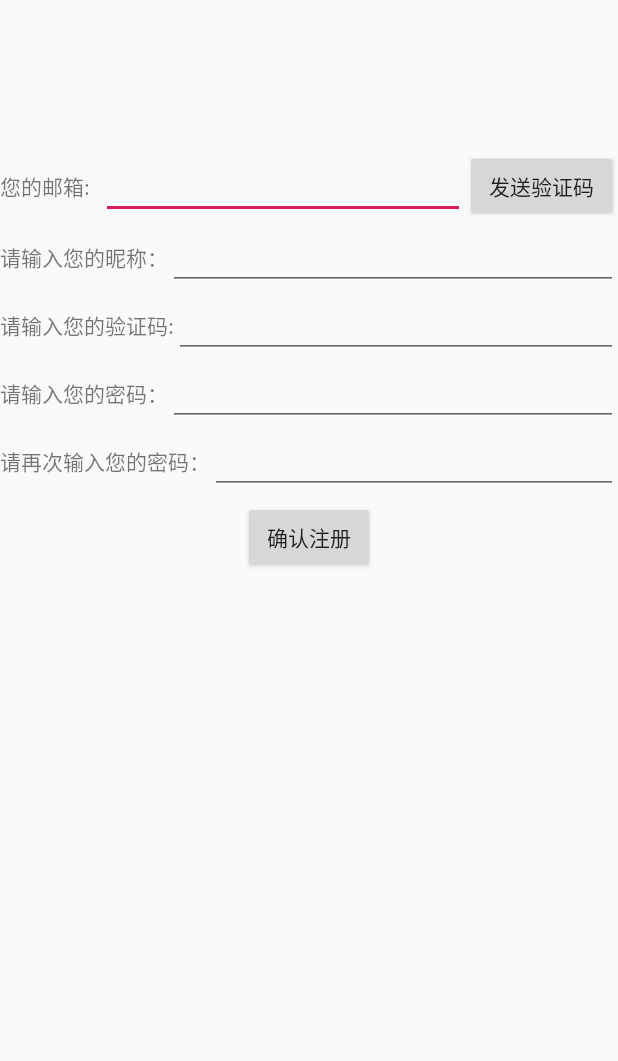
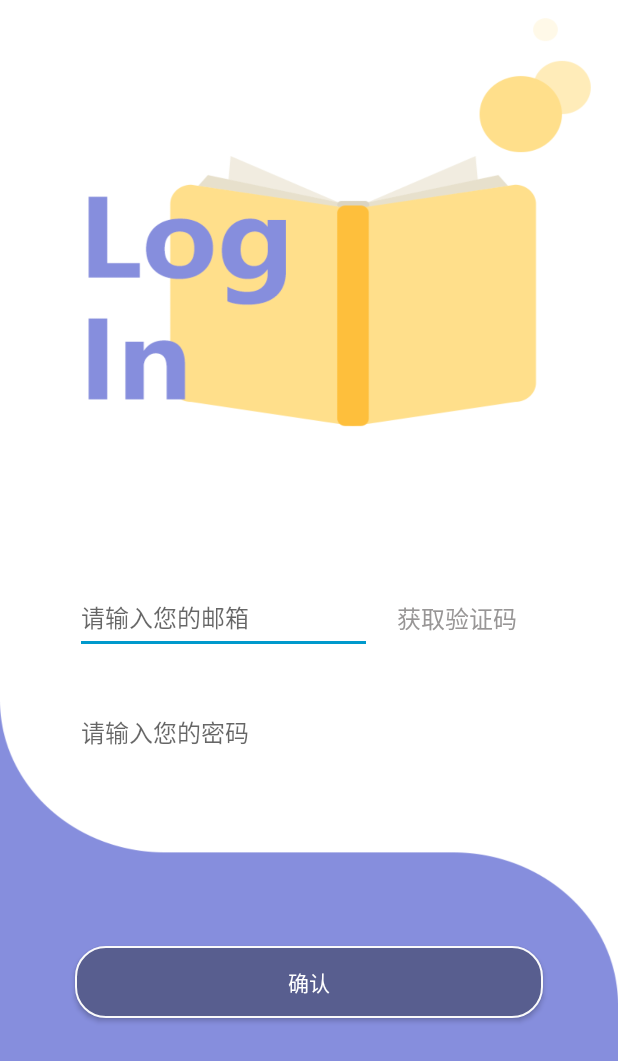
Before and after one commit to je1lylee/passCET, an Android app: the Zhuce1Activity screen opened directly, with no data from a screen before it, on a phone screen of 412 x 824 dp. Shown: the top 1061 px of the screen. Run offline under Robolectric (Android 15) with nearby library versions, the phone set to English and light mode, and no system bars.

Commit message:
登录注册基本跳转

```diff
--- a/app/src/main/AndroidManifest.xml
+++ b/app/src/main/AndroidManifest.xml
@@ -16,7 +16,9 @@
                 <category android:name="android.intent.category.LAUNCHER" />
             </intent-filter>
         </activity>
-        <activity android:name=".ZhuceActivity"></activity>
+        <activity android:name=".Zhuce1Activity" />
+        <activity android:name=".Zhuce2Activity" />
+        <activity android:name=".Study1Activity"></activity>
     </application>
 
 </manifest>
--- a/app/src/main/java/top/linxixiangxin/passcet/CountDownTimerButton.java
+++ b/app/src/main/java/top/linxixiangxin/passcet/CountDownTimerButton.java
@@ -19,7 +19,7 @@ public class CountDownTimerButton extends Button implements View.OnClickListener
     private long duration = 60000;//倒计时时长 设置默认60秒
     private long temp_duration;
     private String clickBeffor = "倒计时开始";//点击前
-    private String clickAfter = "秒后重新开始";//点击后
+    private String clickAfter = "s";//点击后
 
     public CountDownTimerButton(Context context) {
         super(context);
--- a/app/src/main/java/top/linxixiangxin/passcet/DengluActivity.java
+++ b/app/src/main/java/top/linxixiangxin/passcet/DengluActivity.java
@@ -17,13 +17,20 @@ public class DengluActivity extends AppCompatActivity {
         //绑定id-s
         btn_log=findViewById(R.id.login);  //登录按钮
         btn_reg=findViewById(R.id.register);  //注册按钮
-        btn_fot=findViewById(R.id.Forgot);  //忘记密码按钮
 
         //注册按钮的点击事件
         btn_reg.setOnClickListener(new View.OnClickListener() {
             @Override
             public void onClick(View v) {
-                Intent intent = new Intent(DengluActivity.this,ZhuceActivity.class);
+                Intent intent = new Intent(DengluActivity.this,Zhuce1Activity.class);
+                startActivity(intent);
+            }
+        });
+
+        btn_log.setOnClickListener(new View.OnClickListener() {
+            @Override
+            public void onClick(View v) {
+                Intent intent = new Intent(DengluActivity.this,Study1Activity.class);
                 startActivity(intent);
             }
         });
--- a/app/src/main/java/top/linxixiangxin/passcet/ZhuceActivity.java
+++ b/app/src/main/java/top/linxixiangxin/passcet/Zhuce1Activity.java
@@ -8,10 +8,7 @@ import android.widget.Button;
 import android.widget.EditText;
 import android.widget.Toast;
 
-import java.util.Timer;
-import java.util.TimerTask;
-
-public class ZhuceActivity extends AppCompatActivity implements View.OnClickListener {
+public class Zhuce1Activity extends AppCompatActivity implements View.OnClickListener {
 
     private Button sure;
     private EditText email, username, yzm, password, passwordagain;
@@ -21,30 +18,19 @@ public class ZhuceActivity extends AppCompatActivity implements View.OnClickList
     @Override
     protected void onCreate(Bundle savedInstanceState) {
         super.onCreate(savedInstanceState);
-        setContentView(R.layout.activity_zhuce);
+        setContentView(R.layout.activity_zhuce1);
 
         //绑定id-S
         send = findViewById(R.id.zc_send);  //发送验证码
         email = findViewById(R.id.zc_mail); //输入邮箱地址
-        username = findViewById(R.id.zc_name); //输入的昵称
         yzm = findViewById(R.id.zc_yzm);  //输入的验证码
-        password = findViewById(R.id.zc_pass);  //输入的密码
-        passwordagain = findViewById(R.id.zc_passagain); //再次输入的密码
-        sure = findViewById(R.id.zc_sure);  //确定注册啦！
-
-        //点击发送验证码
-        send.setOnClickListener(new View.OnClickListener() {
-            @Override
-            public void onClick(View v) {
-
-            }
-        });
+        sure=findViewById(R.id.zc_sure);
 
         //确认注册后的点击事件
         sure.setOnClickListener(new View.OnClickListener() {
             @Override
             public void onClick(View v) {
-                Intent intent = new Intent(ZhuceActivity.this,DengluActivity.class);
+                Intent intent = new Intent(Zhuce1Activity.this,Zhuce2Activity.class);
                 startActivity(intent);
             }
         });
--- /dev/null
+++ b/app/src/main/res/drawable/zhucebeijing1.xml
@@ -0,0 +1,21 @@
+<?xml version="1.0" encoding="utf-8"?>
+<shape xmlns:android="http://schemas.android.com/apk/res/android">
+
+    <!-- 背景颜色 -->
+    <solid android:color="#585e8f" />
+
+    <!-- 边框的宽度和颜色颜色 -->
+    <stroke android:width="1dip" android:color="#fafafa" />
+
+    <!-- android:radius 弧形的半径 -->
+    <corners android:radius="20dp"/>
+
+    <!-- padding：Button里面的文字与Button边界的间隔 -->
+    <padding
+        android:left="10dp"
+        android:top="10dp"
+        android:right="10dp"
+        android:bottom="10dp"
+        />
+    />
+</shape>
--- a/app/src/main/res/layout/activity_zhuce.xml
+++ /dev/null
@@ -1,121 +0,0 @@
-<?xml version="1.0" encoding="utf-8"?>
-<RelativeLayout xmlns:android="http://schemas.android.com/apk/res/android"
-    xmlns:app="http://schemas.android.com/apk/res-auto"
-    xmlns:tools="http://schemas.android.com/tools"
-    android:layout_width="match_parent"
-    android:layout_height="match_parent"
-    tools:context="top.linxixiangxin.passcet.ZhuceActivity">
-
-    <LinearLayout
-        android:id="@+id/zc1"
-        android:layout_width="match_parent"
-        android:layout_height="wrap_content"
-        android:layout_marginTop="100dp"
-        android:orientation="horizontal">
-
-        <TextView
-            android:layout_width="wrap_content"
-            android:layout_height="wrap_content"
-            android:layout_weight="0.1"
-            android:text="您的邮箱:" />
-
-        <EditText
-            android:id="@+id/zc_mail"
-            android:layout_width="wrap_content"
-            android:layout_height="wrap_content"
-            android:layout_weight="3" />
-
-        <top.linxixiangxin.passcet.CountDownTimerButton
-            android:id="@+id/zc_send"
-            android:layout_width="wrap_content"
-            android:layout_height="wrap_content"
-            android:layout_weight="0.1"
-            android:text="发送验证码" />
-    </LinearLayout>
-
-    <LinearLayout
-        android:id="@+id/zc2"
-        android:layout_width="match_parent"
-        android:layout_height="wrap_content"
-        android:layout_below="@id/zc1">
-
-        <TextView
-            android:layout_width="wrap_content"
-            android:layout_height="wrap_content"
-            android:text="请输入您的昵称："/>
-
-        <EditText
-            android:id="@+id/zc_name"
-            android:layout_width="match_parent"
-            android:layout_height="wrap_content" />
-
-
-    </LinearLayout>
-
-    <LinearLayout
-        android:id="@+id/zc3"
-        android:layout_width="match_parent"
-        android:layout_height="wrap_content"
-        android:layout_below="@id/zc2"
-        android:orientation="horizontal">
-
-        <TextView
-            android:layout_width="wrap_content"
-            android:layout_height="wrap_content"
-            android:text="请输入您的验证码:" />
-
-        <EditText
-            android:id="@+id/zc_yzm"
-            android:layout_width="match_parent"
-            android:layout_height="wrap_content" />
-
-
-    </LinearLayout>
-
-    <LinearLayout
-        android:id="@+id/zc4"
-        android:layout_width="match_parent"
-        android:layout_height="wrap_content"
-        android:layout_below="@+id/zc3">
-
-        <TextView
-            android:layout_width="wrap_content"
-            android:layout_height="wrap_content"
-            android:text="请输入您的密码：" />
-
-        <EditText
-            android:id="@+id/zc_pass"
-            android:layout_width="match_parent"
-            android:layout_height="wrap_content" />
-
-
-    </LinearLayout>
-
-    <LinearLayout
-        android:id="@+id/zc5"
-        android:layout_width="match_parent"
-        android:layout_height="wrap_content"
-        android:layout_below="@id/zc4">
-
-        <TextView
-            android:layout_width="wrap_content"
-            android:layout_height="wrap_content"
-            android:text="请再次输入您的密码：" />
-
-        <EditText
-            android:id="@+id/zc_passagain"
-            android:layout_width="match_parent"
-            android:layout_height="wrap_content" />
-
-    </LinearLayout>
-
-    <Button
-        android:id="@+id/zc_sure"
-        android:layout_width="wrap_content"
-        android:layout_height="wrap_content"
-        android:layout_below="@+id/zc4"
-        android:layout_centerHorizontal="true"
-        android:layout_marginTop="50dp"
-        android:gravity="center"
-        android:text="确认注册" />
-</RelativeLayout>
--- /dev/null
+++ b/app/src/main/res/layout/activity_zhuce1.xml
@@ -0,0 +1,78 @@
+<?xml version="1.0" encoding="utf-8"?>
+<RelativeLayout xmlns:android="http://schemas.android.com/apk/res/android"
+    xmlns:app="http://schemas.android.com/apk/res-auto"
+    xmlns:tools="http://schemas.android.com/tools"
+    android:layout_width="match_parent"
+    android:layout_height="match_parent"
+    tools:context="top.linxixiangxin.passcet.Zhuce1Activity"
+    android:background="@drawable/zc1_bj">
+
+    <LinearLayout
+        android:id="@+id/zc1"
+        android:layout_width="match_parent"
+        android:layout_height="wrap_content"
+        android:layout_marginTop="50dp"
+        android:layout_marginLeft="50dp"
+        android:layout_marginRight="50dp"
+        android:orientation="horizontal"
+        android:layout_centerVertical="true"
+        >
+
+        <EditText
+            android:id="@+id/zc_mail"
+            android:layout_width="wrap_content"
+            android:layout_height="match_parent"
+            android:layout_weight="3"
+            android:hint="请输入您的邮箱"
+            android:textSize="16sp"
+            android:theme="@style/MyEditText"/>
+
+        <top.linxixiangxin.passcet.CountDownTimerButton
+            android:id="@+id/zc_send"
+            android:layout_width="wrap_content"
+            android:layout_height="wrap_content"
+            android:layout_weight="1"
+            android:text="获取验证码"
+            android:textSize="16sp"
+            android:textColor="#989696"
+            android:background="#00000000"/>
+    </LinearLayout>
+
+    <LinearLayout
+        android:id="@+id/zc3"
+        android:layout_width="match_parent"
+        android:layout_height="wrap_content"
+        android:layout_marginTop="30dp"
+        android:layout_marginLeft="50dp"
+        android:layout_marginRight="50dp"
+        android:layout_below="@id/zc1"
+        android:orientation="horizontal">
+
+        <EditText
+            android:id="@+id/zc_yzm"
+            android:layout_width="match_parent"
+            android:layout_height="wrap_content"
+            android:hint="请输入您的密码"
+            android:textSize="16sp"
+            android:theme="@style/MyEditText"/>
+
+
+    </LinearLayout>
+
+
+
+    <Button
+        android:id="@+id/zc_sure"
+        android:layout_width="match_parent"
+        android:layout_height="wrap_content"
+        android:layout_marginLeft="50dp"
+        android:layout_marginRight="50dp"
+        android:layout_below="@+id/zc3"
+        android:layout_centerHorizontal="true"
+        android:layout_marginTop="120dp"
+        android:gravity="center"
+        android:text="确认"
+        android:textSize="14sp"
+        android:textColor="#ffff"
+        android:background="@drawable/zhucebeijing1"/>
+</RelativeLayout>
--- a/app/src/main/res/values/styles.xml
+++ b/app/src/main/res/values/styles.xml
@@ -8,4 +8,11 @@
         <item name="colorAccent">@color/colorAccent</item>
     </style>
 
+
+
+    <style name="MyEditText" parent="Theme.AppCompat.Light">
+        <item name="colorControlNormal">@android:color/white</item>
+        <item name="colorControlActivated">@android:color/holo_blue_dark</item>
+    </style>
+
 </resources>
```
Also changed, not shown: app/src/main/java/top/linxixiangxin/passcet/Study1Activity.java (added, +13 -0 lines), app/src/main/java/top/linxixiangxin/passcet/Zhuce2Activity.java (added, +48 -0 lines), app/src/main/res/drawable/denglude.xml (added, +21 -0 lines), app/src/main/res/drawable/yuanjiaoshurukuang.xml (added, +21 -0 lines), app/src/main/res/layout/activity_denglu.xml (+66 -61 lines), app/src/main/res/layout/activity_study1.xml (added, +9 -0 lines), app/src/main/res/layout/activity_zhuce2.xml (added, +93 -0 lines), app/src/main/res/drawable/denglu.png (added), app/src/main/res/drawable/x.png (added), app/src/main/res/drawable/zc1_bj.png (added), app/src/main/res/drawable/zc2_bj.png (added), app/src/main/res/drawable/zc2_tx.png (added).
